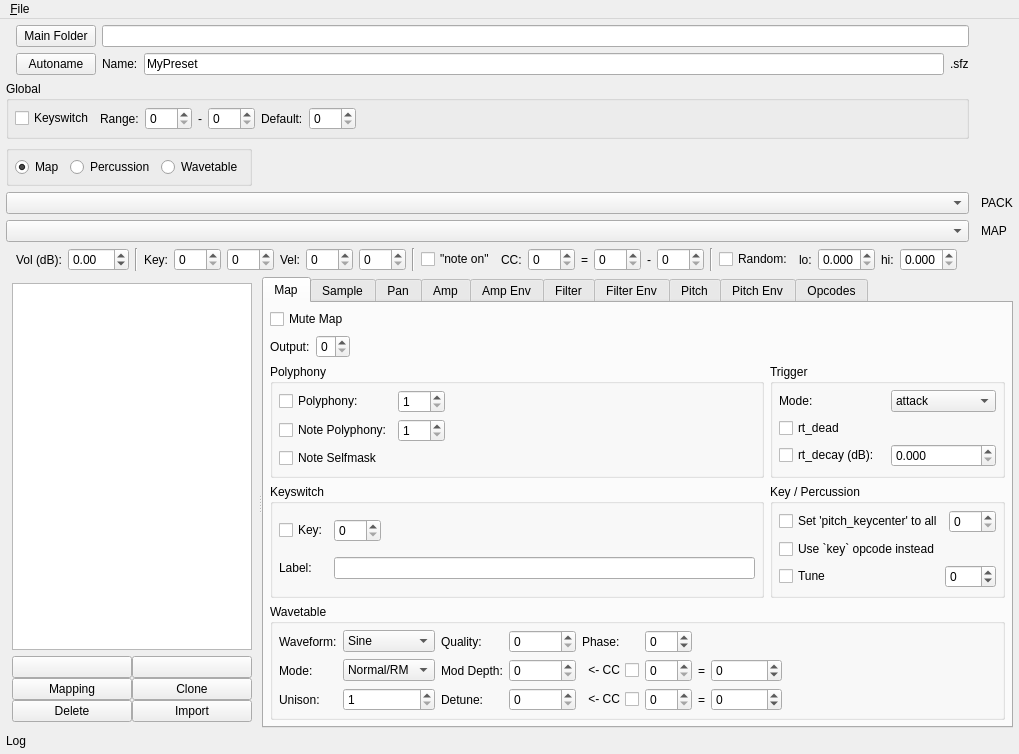
Above: src/ui/mainwindow.ui from michael02022/sfzbuilder before the change. Below: the same form after it.
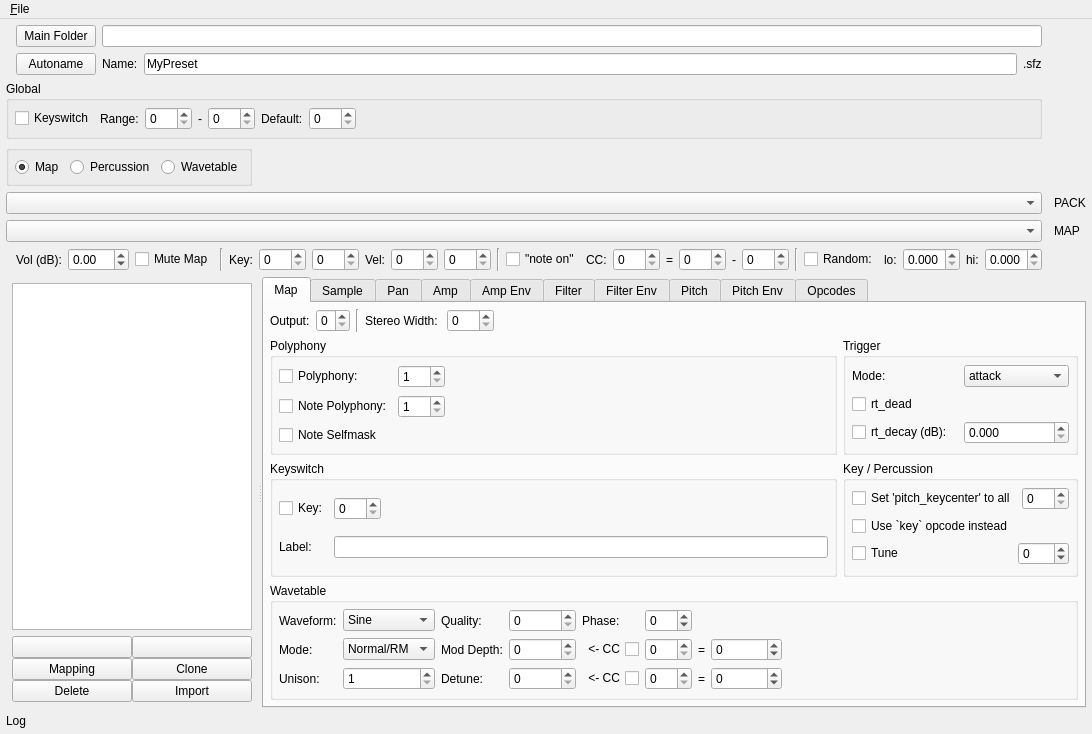
That is the form after the change. Icons and pictures are not drawn. Custom widgets are drawn as their Qt base class.

Patch:
```diff
--- a/src/ui/mainwindow.ui
+++ b/src/ui/mainwindow.ui
@@ -331,6 +331,13 @@
         </property>
        </widget>
       </item>
+      <item>
+       <widget class="QCheckBox" name="cbxMapMute">
+        <property name="text">
+         <string>Mute Map</string>
+        </property>
+       </widget>
+      </item>
       <item>
        <widget class="Line" name="line_3">
         <property name="orientation">
@@ -1265,6 +1272,30 @@
              </property>
             </widget>
            </item>
+           <item>
+            <widget class="Line" name="line_11">
+             <property name="orientation">
+              <enum>Qt::Vertical</enum>
+             </property>
+            </widget>
+           </item>
+           <item>
+            <widget class="QLabel" name="label_8">
+             <property name="text">
+              <string>Stereo Width: </string>
+             </property>
+            </widget>
+           </item>
+           <item>
+            <widget class="QSpinBox" name="sbxWidth">
+             <property name="maximum">
+              <number>100</number>
+             </property>
+             <property name="singleStep">
+              <number>5</number>
+             </property>
+            </widget>
+           </item>
            <item>
             <spacer name="hspOutput">
              <property name="orientation">
@@ -1280,13 +1311,6 @@
            </item>
           </layout>
          </item>
-         <item row="0" column="0">
-          <widget class="QCheckBox" name="cbxMapMute">
-           <property name="text">
-            <string>Mute Map</string>
-           </property>
-          </widget>
-         </item>
         </layout>
        </widget>
        <widget class="QWidget" name="tabSample">
```
Left out of the diff: 66 changed lines with no effect on the pictures.
